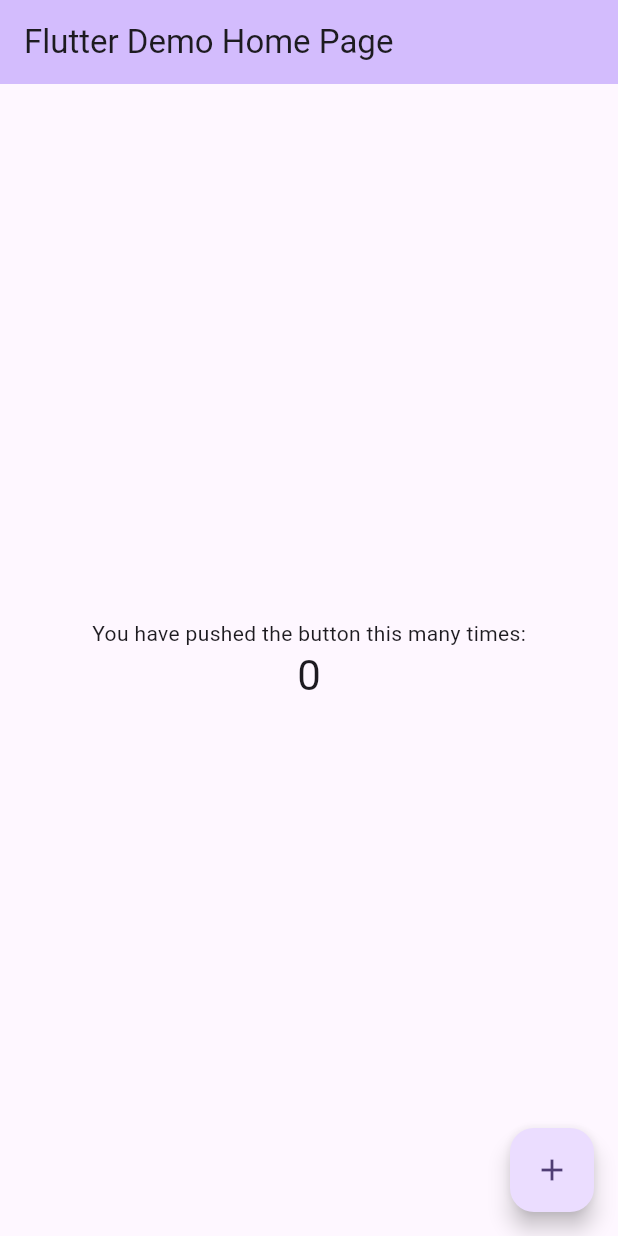
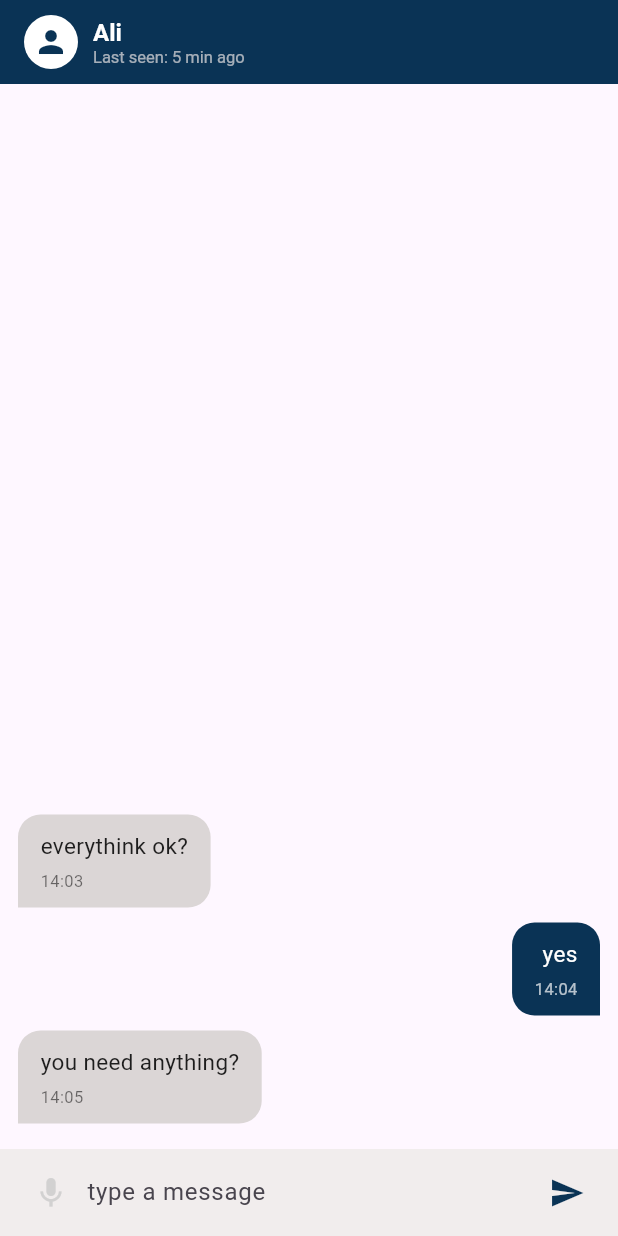
Before and after one commit to zazou21/BEACON, a Flutter app: the screen it shows after launch, on a phone screen of 412 x 824 dp. Run offline on Flutter 3.47's test engine with Material 3 defaults, Android fonts, the phone set to English and light mode, and no system bars.

Commit message:
added chat page

```diff
--- a/lib/main.dart
+++ b/lib/main.dart
@@ -1,4 +1,5 @@
 import 'package:flutter/material.dart';
+import 'screens/chat_page.dart';
 
 void main() {
   runApp(const MyApp());
@@ -30,7 +31,7 @@
         // tested with just a hot reload.
         colorScheme: ColorScheme.fromSeed(seedColor: Colors.deepPurple),
       ),
-      home: const MyHomePage(title: 'Flutter Demo Home Page'),
+      home: ChatPage(macAddress: 'test')
     );
   }
 }
--- /dev/null
+++ b/lib/screens/chat_page.dart
@@ -0,0 +1,211 @@
+import 'package:flutter/material.dart';
+
+class ChatPage extends StatefulWidget {
+  final String macAddress;
+  const ChatPage({super.key, required this.macAddress});
+
+  @override
+  State<ChatPage> createState() => _ChatPageState();
+}
+
+class _ChatPageState extends State<ChatPage> {
+  final TextEditingController controller = TextEditingController();
+  List<Map<String, dynamic>> messages = [];
+  String userName = '';
+  String lastSeen = '';
+
+  @override
+  void initState() {
+    super.initState();
+    _loadUserInfo();
+    _loadChatHistory();
+  }
+
+  Future<void> _loadUserInfo() async {
+    await Future.delayed(const Duration(seconds: 1));
+    setState(() {
+      userName = 'Ali';
+      lastSeen = 'Last seen: 5 min ago';
+    });
+  }
+
+  Future<void> _loadChatHistory() async {
+    await Future.delayed(const Duration(seconds: 1));
+    List<Map<String, dynamic>> chatHistory = [
+      {
+        'id': 1,
+        'sender': 'remote',
+        'message': 'everythink ok?',
+        'timestamp': '14:03',
+      },
+      {'id': 2, 'sender': 'local', 'message': 'yes', 'timestamp': '14:04'},
+      {
+        'id': 3,
+        'sender': 'remote',
+        'message': 'you need anything?',
+        'timestamp': '14:05',
+      },
+    ];
+    setState(() {
+      messages = chatHistory;
+    });
+  }
+
+  void _sendMessage(String text) {
+    setState(() {
+      messages.add({
+        'id': messages.length + 1,
+        'sender': 'local',
+        'message': text.trim(),
+        'timestamp': DateTime.now().toString().substring(11, 16),
+      });
+    });
+    controller.clear();
+  }
+
+  @override
+  Widget build(BuildContext context) {
+    return Scaffold(
+      appBar: AppBar(
+        backgroundColor: const Color.fromARGB(255, 10, 51, 85),
+        title: Row(
+          children: [
+            CircleAvatar(
+              radius: 18,
+              backgroundColor: Colors.white,
+              child: Icon(
+                Icons.person,
+                color: const Color.fromARGB(255, 10, 51, 85),
+              ),
+            ),
+            SizedBox(width: 10),
+            Column(
+              crossAxisAlignment: CrossAxisAlignment.start,
+              children: [
+                Text(
+                  userName,
+                  style: const TextStyle(
+                    fontSize: 16,
+                    fontWeight: FontWeight.bold,
+                    color: Colors.white,
+                  ),
+                ),
+                Text(
+                  lastSeen,
+                  style: const TextStyle(
+                    fontSize: 11,
+                    color: Color.fromARGB(179, 232, 227, 227),
+                  ),
+                ),
+              ],
+            ),
+          ],
+        ),
+      ),
+
+      //chat history
+      body: Column(
+        children: [
+          Expanded(
+            child: ListView.builder(
+              padding: const EdgeInsets.all(12),
+              reverse: true,
+              itemCount: messages.length,
+              itemBuilder: (context, index) {
+                final message = messages[messages.length - 1 - index];
+                final myMessage = message['sender'] == 'local';
+                return Align(
+                  alignment: myMessage
+                      ? Alignment.centerRight
+                      : Alignment.centerLeft,
+                  child: Container(
+                    margin: const EdgeInsets.symmetric(vertical: 5),
+                    padding: const EdgeInsets.symmetric(
+                      vertical: 10,
+                      horizontal: 15,
+                    ),
+                    decoration: BoxDecoration(
+                      color: myMessage
+                          ? Color.fromARGB(255, 10, 51, 85)
+                          : Color.fromARGB(255, 219, 214, 214),
+                      borderRadius: BorderRadius.only(
+                        topLeft: const Radius.circular(15),
+                        topRight: const Radius.circular(15),
+                        bottomLeft: Radius.circular(myMessage ? 15 : 0),
+                        bottomRight: Radius.circular(myMessage ? 0 : 15),
+                      ),
+                    ),
+                    child: Column(
+                      crossAxisAlignment: myMessage
+                          ? CrossAxisAlignment.end
+                          : CrossAxisAlignment.start,
+                      children: [
+                        Text(
+                          message['message'],
+                          style: TextStyle(
+                            color: myMessage ? Colors.white : Colors.black87,
+                            fontSize: 15,
+                          ),
+                        ),
+                        const SizedBox(height: 5),
+                        Text(
+                          message['timestamp'],
+                          style: TextStyle(
+                            fontSize: 11,
+                            color: myMessage ? Colors.white70 : Colors.black54,
+                          ),
+                        ),
+                      ],
+                    ),
+                  ),
+                );
+              },
+            ),
+          ),
+
+          // input
+          Container(
+            padding: const EdgeInsets.symmetric(horizontal: 10, vertical: 5),
+            color: const Color.fromARGB(255, 241, 237, 237),
+            child: Row(
+              children: [
+                IconButton(
+                  onPressed: () {
+                    print("next phase");
+                  },
+                  icon: Icon(
+                    Icons.mic,
+                    color: const Color.fromARGB(255, 210, 209, 209),
+                  ),
+                ),
+                Expanded(
+                  child: TextField(
+                    controller: controller,
+                    decoration: const InputDecoration(
+                      hintText: 'type a message',
+                      border: InputBorder.none,
+                    ),
+                    onSubmitted: (text) {
+                      if (text.trim().isNotEmpty) _sendMessage(text);
+                    },
+                  ),
+                ),
+                IconButton(
+                  icon: const Icon(
+                    Icons.send,
+                    color: Color.fromARGB(255, 10, 51, 85),
+                  ),
+                  onPressed: () {
+                    if (controller.text.trim().isNotEmpty) {
+                      _sendMessage(controller.text);
+                    }
+                  },
+                ),
+              ],
+            ),
+          ),
+        ],
+      ),
+    );
+  }
+}
```
